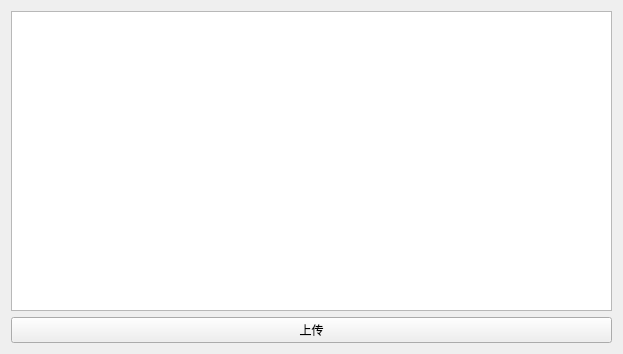
Above: kx_nuke_submit_tool/source/kx_nuke_submit_tool.ui from TianD/nuke before the change. Below: the same form after it.
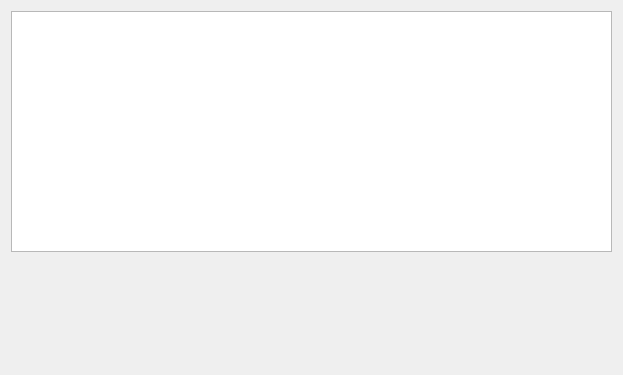
That is the form after the change. Icons and pictures are not drawn.

Diff of the .ui file:
```diff
--- a/kx_nuke_submit_tool/source/kx_nuke_submit_tool.ui
+++ b/kx_nuke_submit_tool/source/kx_nuke_submit_tool.ui
@@ -7,13 +7,59 @@
     <x>0</x>
     <y>0</y>
     <width>623</width>
-    <height>354</height>
+    <height>375</height>
    </rect>
   </property>
   <property name="windowTitle">
    <string>kx_nuke_submit_tool</string>
   </property>
-  <layout class="QVBoxLayout" name="verticalLayout">
+  <property name="styleSheet">
+   <string notr="true">QPushButton
+{
+	border:none;
+}
+QPushButton#submitPushButton 
+{
+	image: url(:/submitIcon/submit.png);
+}
+QPushButton#submitPushButton:hover 
+{
+	image: url(:/submitIcon/submit_color.png);
+}
+QPushButton#removePushButton 
+{
+	image: url(:/removeIcon/remove.png);
+}
+QPushButton#removePushButton:hover 
+{
+	image: url(:/removeIcon/remove_color.png);
+}
+QPushButton#resetPushButton 
+{
+	image: url(:/resetIcon/reset.png);
+}
+QPushButton#resetPushButton:hover 
+{
+	image: url(:/resetIcon/reset_color.png);
+}
+QPushButton#lrPushButton 
+{
+	image: url(:/lightIcon/light.png);
+}
+QPushButton#lrPushButton:hover 
+{
+	image: url(:/lightIcon/light_color.png);
+}
+QPushButton#fxPushButton 
+{
+	image: url(:/effectIcon/effect.png);
+}
+QPushButton#fxPushButton:hover 
+{
+	image: url(:/effectIcon/effect_color.png);
+}</string>
+  </property>
+  <layout class="QVBoxLayout" name="verticalLayout_3">
    <item>
     <widget class="QTableView" name="tableView">
      <property name="minimumSize">
@@ -28,24 +74,198 @@
        <height>16777215</height>
       </size>
      </property>
-    </widget>
-   </item>
-   <item>
-    <widget class="QPushButton" name="submitPushButton">
-     <property name="maximumSize">
-      <size>
-       <width>6000</width>
-       <height>6000</height>
-      </size>
-     </property>
      <property name="toolTip">
-      <string>开始上传</string>
-     </property>
-     <property name="text">
-      <string>上传</string>
+      <string/>
      </property>
     </widget>
    </item>
+   <item>
+    <layout class="QHBoxLayout" name="btnHBoxLayout">
+     <item>
+      <layout class="QVBoxLayout" name="departmentVBoxLayout">
+       <item>
+        <widget class="QPushButton" name="fxPushButton">
+         <property name="minimumSize">
+          <size>
+           <width>50</width>
+           <height>50</height>
+          </size>
+         </property>
+         <property name="maximumSize">
+          <size>
+           <width>50</width>
+           <height>50</height>
+          </size>
+         </property>
+         <property name="toolTip">
+          <string>仅列出特效部门的素材</string>
+         </property>
+         <property name="text">
+          <string/>
+         </property>
+         <property name="iconSize">
+          <size>
+           <width>50</width>
+           <height>50</height>
+          </size>
+         </property>
+        </widget>
+       </item>
+       <item>
+        <widget class="QPushButton" name="lrPushButton">
+         <property name="minimumSize">
+          <size>
+           <width>50</width>
+           <height>50</height>
+          </size>
+         </property>
+         <property name="maximumSize">
+          <size>
+           <width>50</width>
+           <height>50</height>
+          </size>
+         </property>
+         <property name="toolTip">
+          <string>仅列出灯光部门的素材</string>
+         </property>
+         <property name="text">
+          <string/>
+         </property>
+         <property name="iconSize">
+          <size>
+           <width>50</width>
+           <height>50</height>
+          </size>
+         </property>
+        </widget>
+       </item>
+      </layout>
+     </item>
+     <item>
+      <layout class="QVBoxLayout" name="setVBoxLayout">
+       <property name="spacing">
+        <number>6</number>
+       </property>
+       <item>
+        <widget class="QPushButton" name="resetPushButton">
+         <property name="minimumSize">
+          <size>
+           <width>50</width>
+           <height>50</height>
+          </size>
+         </property>
+         <property name="maximumSize">
+          <size>
+           <width>50</width>
+           <height>50</height>
+          </size>
+         </property>
+         <property name="toolTip">
+          <string>刷新重置面板</string>
+         </property>
+         <property name="styleSheet">
+          <string notr="true">border:none;</string>
+         </property>
+         <property name="text">
+          <string/>
+         </property>
+         <property name="iconSize">
+          <size>
+           <width>50</width>
+           <height>50</height>
+          </size>
+         </property>
+        </widget>
+       </item>
+       <item>
+        <widget class="QPushButton" name="removePushButton">
+         <property name="minimumSize">
+          <size>
+           <width>50</width>
+           <height>50</height>
+          </size>
+         </property>
+         <property name="maximumSize">
+          <size>
+           <width>50</width>
+           <height>50</height>
+          </size>
+         </property>
+         <property name="toolTip">
+          <string>移除所选择的Item</string>
+         </property>
+         <property name="styleSheet">
+          <string notr="true">border:none;</string>
+         </property>
+         <property name="text">
+          <string/>
+         </property>
+         <property name="iconSize">
+          <size>
+           <width>50</width>
+           <height>50</height>
+          </size>
+         </property>
+        </widget>
+       </item>
+      </layout>
+     </item>
+     <item>
+      <spacer name="horizontalSpacer">
+       <property name="orientation">
+        <enum>Qt::Horizontal</enum>
+       </property>
+       <property name="sizeHint" stdset="0">
+        <size>
+         <width>40</width>
+         <height>20</height>
+        </size>
+       </property>
+      </spacer>
+     </item>
+     <item>
+      <widget class="QPushButton" name="submitPushButton">
+       <property name="minimumSize">
+        <size>
+         <width>200</width>
+         <height>100</height>
+        </size>
+       </property>
+       <property name="maximumSize">
+        <size>
+         <width>6000</width>
+         <height>6000</height>
+        </size>
+       </property>
+       <property name="toolTip">
+        <string>开始上传</string>
+       </property>
+       <property name="text">
+        <string/>
+       </property>
+       <property name="iconSize">
+        <size>
+         <width>100</width>
+         <height>100</height>
+        </size>
+       </property>
+      </widget>
+     </item>
+     <item>
+      <spacer name="horizontalSpacer_2">
+       <property name="orientation">
+        <enum>Qt::Horizontal</enum>
+       </property>
+       <property name="sizeHint" stdset="0">
+        <size>
+         <width>40</width>
+         <height>20</height>
+        </size>
+       </property>
+      </spacer>
+     </item>
+    </layout>
+   </item>
   </layout>
  </widget>
  <resources/>
```
Left out of the diff: 4 changed lines with no effect on the pictures.
